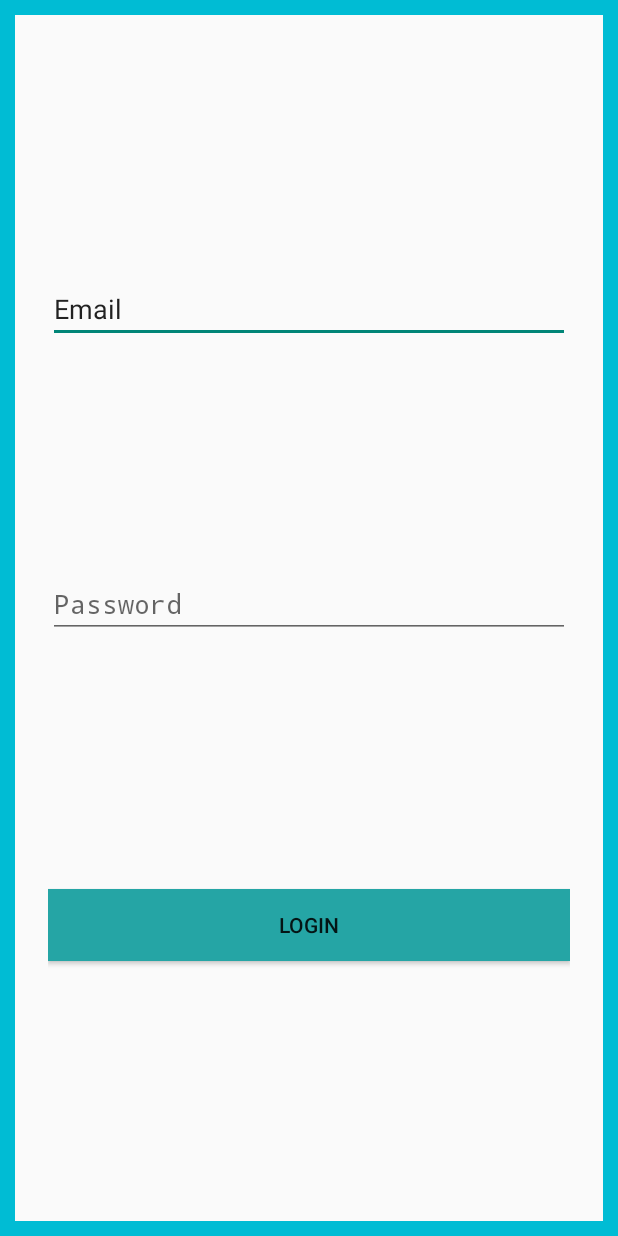
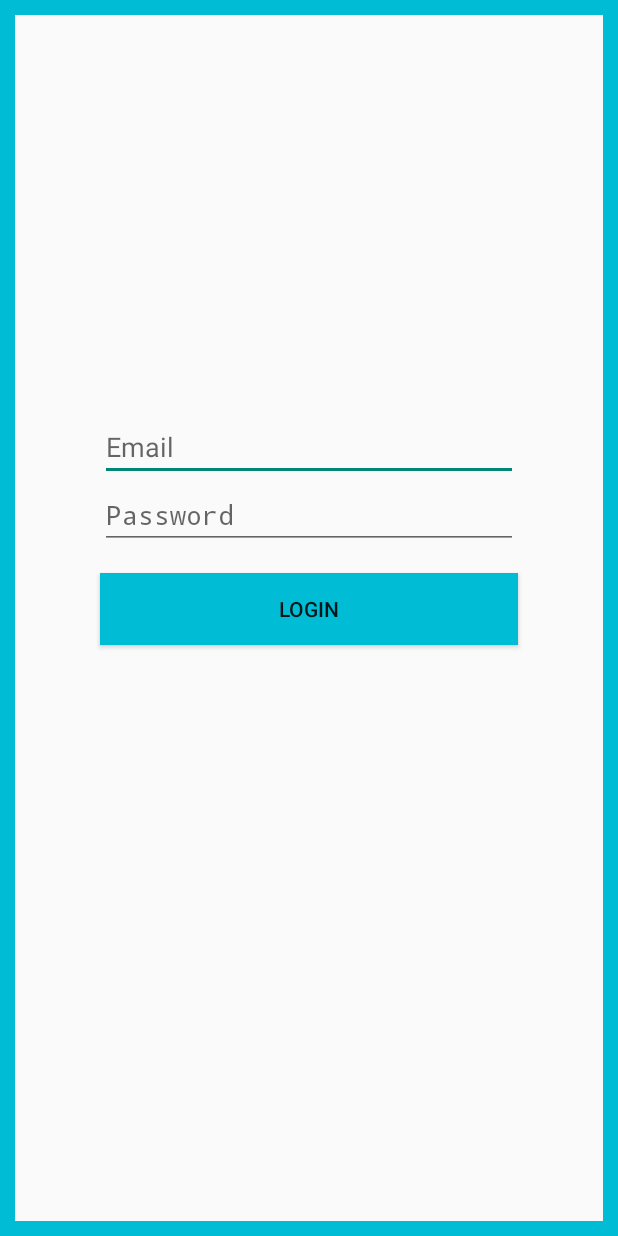
Before and after one commit to ahmeddallali/ChatBotApplication, an Android app built with Jetpack Compose: the screen it shows after launch (MainActivity), on a phone screen of 412 x 824 dp. Run offline under Robolectric (Android 15) with nearby library versions, the phone set to English and light mode, and no system bars; our stand-ins replace Firebase (no records; nobody signed in at launch, a user with empty details on screens opened directly).

Commit message:
last commit

```diff
--- a/app/src/main/java/com/example/applicationmobile/Activitydeux.kt
+++ b/app/src/main/java/com/example/applicationmobile/Activitydeux.kt
@@ -33,12 +33,14 @@ class Activitydeux : ComponentActivity()  {
             finish()
         }
         binding.movie.setOnClickListener {
+            user.signOut()
             startActivity(Intent(
                 this,MainActivity2::class.java
             ))
             finish()
         }
         binding.chat.setOnClickListener {
+            user.signOut()
             startActivity(Intent(
                 this,ActivityChat::class.java
             ))
--- a/app/src/main/res/layout/activity_main.xml
+++ b/app/src/main/res/layout/activity_main.xml
@@ -8,43 +8,49 @@
     android:background="@drawable/border_shape"
     tools:context=".MainActivity2">
 
+    <!-- Guideline to center elements vertically -->
+    <androidx.constraintlayout.widget.Guideline
+        android:id="@+id/guidelineCenterHorizontal"
+        android:layout_width="wrap_content"
+        android:layout_height="wrap_content"
+        android:orientation="horizontal"
+        app:layout_constraintGuide_percent="0.31" />
+
     <EditText
         android:id="@+id/etEmail"
         android:layout_width="0dp"
         android:layout_height="wrap_content"
-        android:ems="10"
+        android:hint="Email"
         android:inputType="textEmailAddress"
-        android:text="Email"
-        app:layout_constraintBottom_toTopOf="@+id/etPassword"
         app:layout_constraintEnd_toEndOf="parent"
-        app:layout_constraintHorizontal_bias="0.5"
         app:layout_constraintStart_toStartOf="parent"
-        app:layout_constraintTop_toTopOf="parent" />
+        app:layout_constraintTop_toBottomOf="@id/guidelineCenterHorizontal"
+        android:layout_marginBottom="8dp"
+        android:layout_marginTop="8dp"
+        app:layout_constraintWidth_percent="0.8" />
 
     <EditText
         android:id="@+id/etPassword"
         android:layout_width="0dp"
         android:layout_height="wrap_content"
-        android:ems="10"
         android:hint="Password"
-        android:inputType="numberPassword"
-        app:layout_constraintBottom_toTopOf="@+id/btnLogin"
-        app:layout_constraintEnd_toEndOf="@id/etEmail"
-        app:layout_constraintHorizontal_bias="0.5"
-        app:layout_constraintStart_toStartOf="@id/etEmail"
-        app:layout_constraintTop_toBottomOf="@+id/etEmail" />
+        android:inputType="textPassword"
+        app:layout_constraintEnd_toEndOf="parent"
+        app:layout_constraintStart_toStartOf="parent"
+        app:layout_constraintTop_toBottomOf="@id/etEmail"
+        android:layout_marginBottom="8dp"
+        app:layout_constraintWidth_percent="0.8" />
 
     <Button
         android:id="@+id/btnLogin"
-        android:layout_width="match_parent"
+        android:layout_width="0dp"
         android:layout_height="wrap_content"
         android:layout_marginTop="16dp"
-        android:background="#25A5A5"
+        android:background="#00BCD4"
         android:text="LOGIN"
-        app:layout_constraintBottom_toBottomOf="parent"
-        app:layout_constraintEnd_toEndOf="@id/etPassword"
-        app:layout_constraintHorizontal_bias="0.0"
-        app:layout_constraintStart_toStartOf="@id/etPassword"
-        app:layout_constraintTop_toBottomOf="@+id/etPassword" />
+        app:layout_constraintEnd_toEndOf="parent"
+        app:layout_constraintStart_toStartOf="parent"
+        app:layout_constraintTop_toBottomOf="@id/etPassword"
+        app:layout_constraintWidth_percent="0.8" />
 
 </androidx.constraintlayout.widget.ConstraintLayout>
--- a/app/src/main/res/layout/activitychat_main.xml
+++ b/app/src/main/res/layout/activitychat_main.xml
@@ -49,11 +49,12 @@
         android:layout_below="@+id/dark_divider"
         tools:itemCount="20"
         tools:listitem="@layout/message_item" />
+
     <View
+        android:id="@+id/dark_divider"
         android:layout_width="match_parent"
         android:layout_height="10dp"
-        android:background="#42A5F5"
-        android:id="@+id/dark_divider"/>
+        android:background="#338AD1" />
 
 
 </RelativeLayout>
```
Also changed, not shown: app/src/main/java/com/example/applicationmobile/utils/BotResponse.kt (+12 -0 lines), app/src/main/res/layout/message_item.xml (+5 -2 lines).
